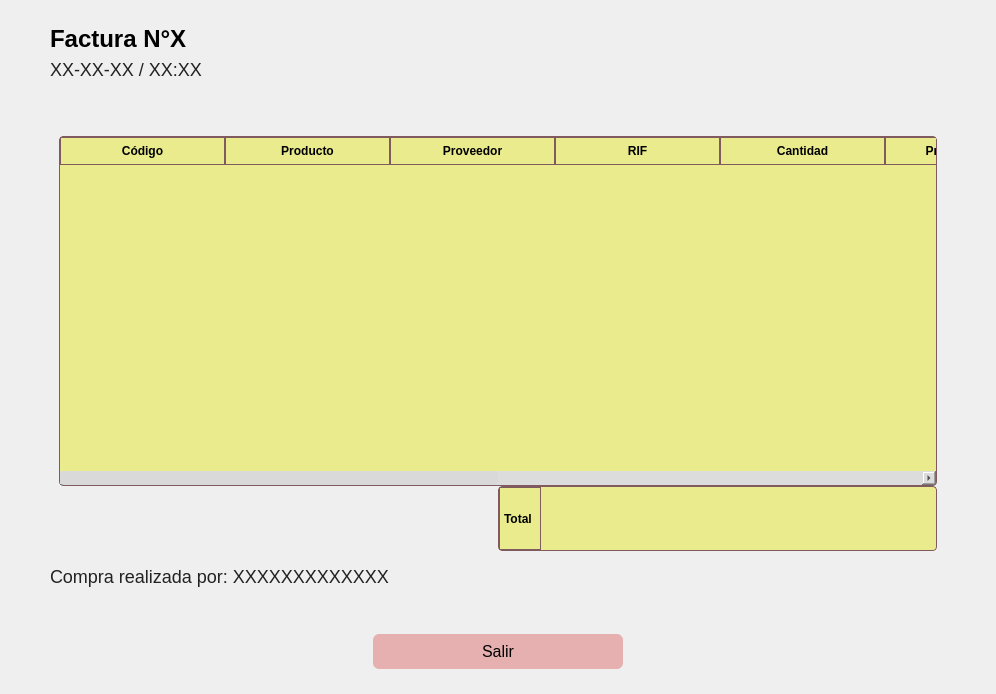
The window that app/windows/ui/factura.ui (MoralesMortales/SIRCOM) describes before a commit, drawn with Qt 5.
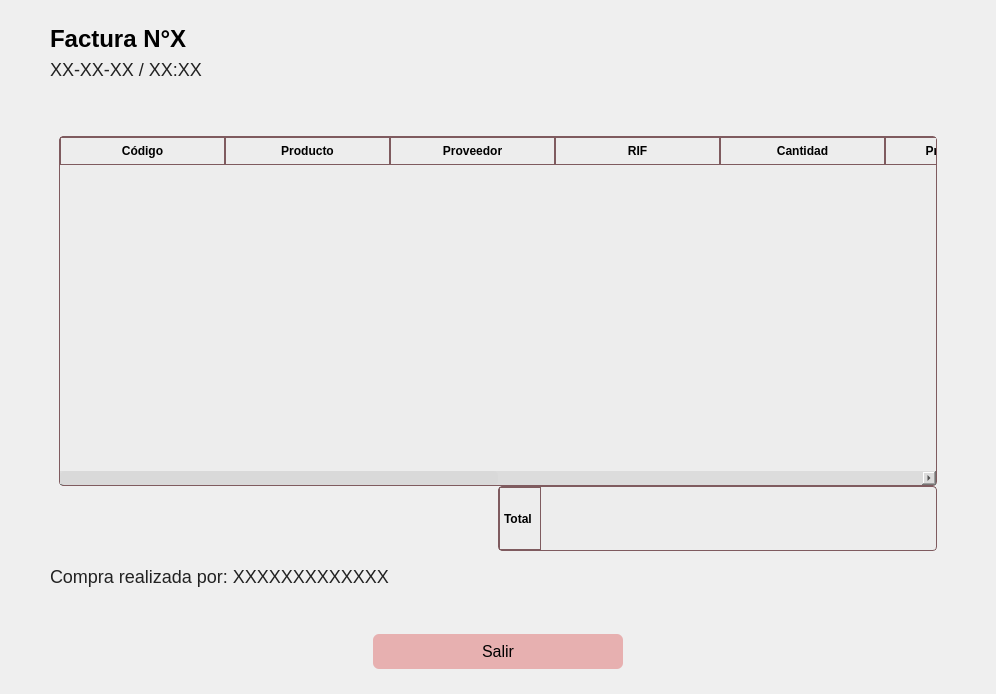
The same window after the commit.

```diff
--- a/app/windows/ui/factura.ui
+++ b/app/windows/ui/factura.ui
@@ -55,7 +55,7 @@
 }
 
 QTableWidget {
-    background-color: #EAEB8C;
+    background-color: #ededed;
     alternate-background-color: #FFFFF0; 
     gridline-color: #7f5b5f;          
     border: 1px solid #7f5b5f;
@@ -65,7 +65,7 @@
 }
 
 QHeaderView::section {
-    background-color: #EAEB8C;       
+    background-color: #ededed;       
     color: #000000;
     font-weight: bold;
     padding: 4px;
```
